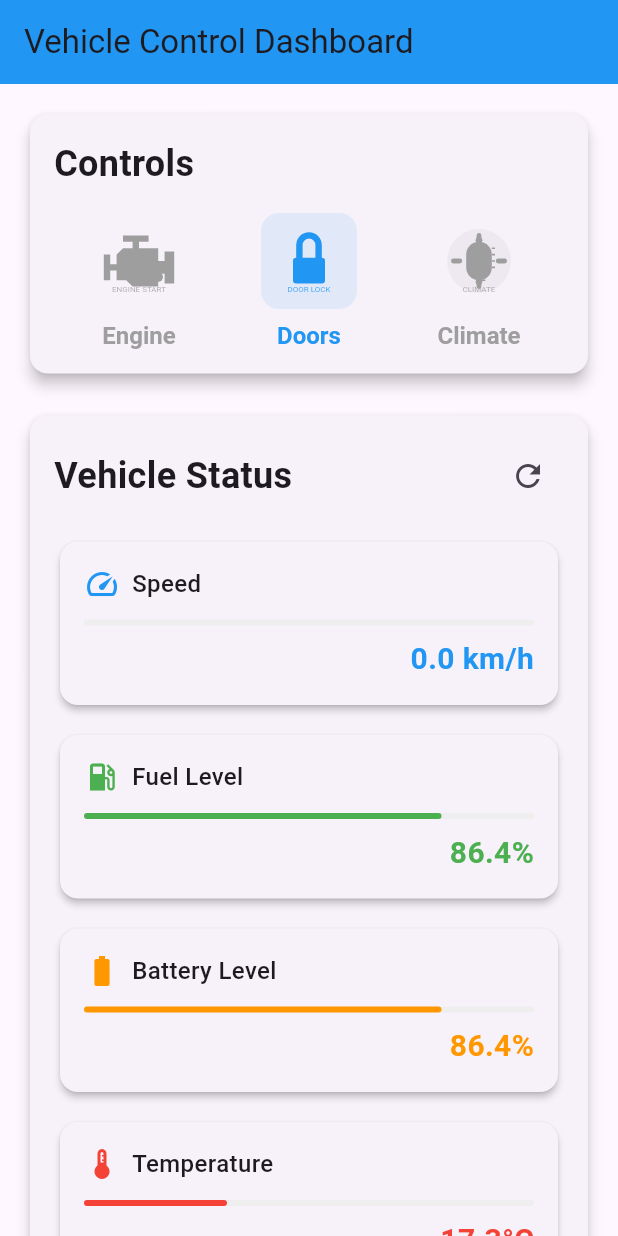
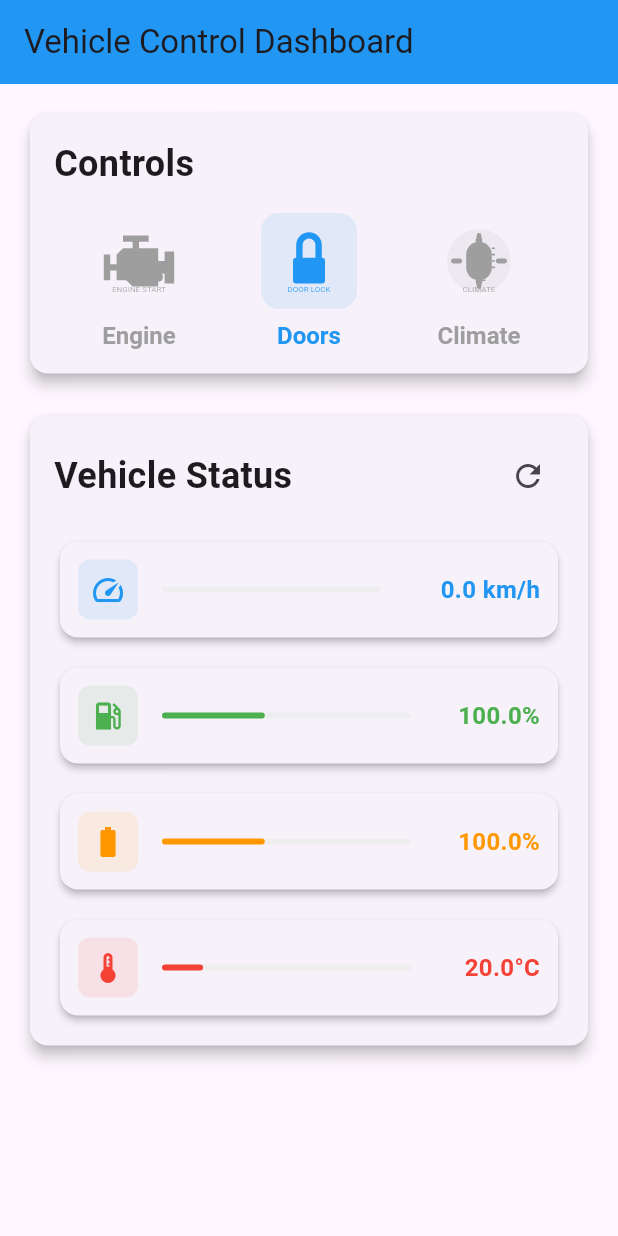
Before and after one commit to doantronghieu/Nexus, a Flutter app: the first screen one second after launch, on a phone screen of 412 x 824 dp. Run offline on Flutter 3.47's test engine with Material 3 defaults, Android fonts, the phone set to English and light mode, and no system bars; our stand-ins replace flutter_svg.

Commit message:
[UI] Car

```diff
--- a/ui/projects/car/lib/widgets/animated_status_card.dart
+++ b/ui/projects/car/lib/widgets/animated_status_card.dart
@@ -22,35 +22,40 @@
   Widget build(BuildContext context) {
     return Card(
       elevation: 2,
+      child: Tooltip(
+        message: title,
         child: TweenAnimationBuilder<double>(
           duration: const Duration(milliseconds: 800),
           tween: Tween(begin: 0, end: value),
           curve: Curves.easeOutCubic,
-        builder: (context, value, _) {
+          builder: (context, animatedValue, _) {
             return Container(
-            padding: const EdgeInsets.all(16),
-            child: Column(
-              crossAxisAlignment: CrossAxisAlignment.start,
+              padding: const EdgeInsets.all(12),
+              child: Row(
+                mainAxisAlignment: MainAxisAlignment.spaceBetween,
                 children: [
-                Row(
-                  children: [
-                    Icon(icon, color: color),
-                    const SizedBox(width: 8),
-                    Text(
-                      title,
-                      style: const TextStyle(
-                        fontSize: 16,
-                        fontWeight: FontWeight.w500,
+                  // Icon with background
+                  Container(
+                    padding: const EdgeInsets.all(8),
+                    decoration: BoxDecoration(
+                      color: color.withOpacity(0.1),
+                      borderRadius: BorderRadius.circular(8),
+                    ),
+                    child: Icon(
+                      icon,
+                      color: color,
+                      size: 24,
                     ),
                   ),
-                  ],
-                ),
-                const SizedBox(height: 12),
-                Stack(
+
+                  const SizedBox(width: 16),
+
+                  // Progress bar
+                  Expanded(
+                    child: Stack(
                       children: [
                         Container(
                           height: 4,
-                      width: double.infinity,
                           decoration: BoxDecoration(
                             color: Colors.grey.shade200,
                             borderRadius: BorderRadius.circular(2),
@@ -59,7 +64,7 @@
                         AnimatedContainer(
                           duration: const Duration(milliseconds: 500),
                           height: 4,
-                      width: (value / maxValue) * (MediaQuery.of(context).size.width - 64),
+                          width: (animatedValue / maxValue) * 100,
                           decoration: BoxDecoration(
                             color: color,
                             borderRadius: BorderRadius.circular(2),
@@ -67,31 +72,37 @@
                         ),
                       ],
                     ),
-                const SizedBox(height: 8),
-                Row(
-                  mainAxisAlignment: MainAxisAlignment.end,
-                  children: [
+                  ),
+
+                  const SizedBox(width: 16),
+
+                  // Value with animation
                   TweenAnimationBuilder<double>(
                     duration: const Duration(milliseconds: 800),
                     tween: Tween(begin: 0, end: value),
                     curve: Curves.easeOutCubic,
                     builder: (context, value, _) {
-                        return Text(
+                      return SizedBox(
+                        width: unit.contains('km/h') ? 90 : 70, // Wider for km/h
+                        child: Text(
                           '${value.toStringAsFixed(1)}$unit',
                           style: TextStyle(
-                            fontSize: 20,
+                            fontSize: 16,
                             fontWeight: FontWeight.bold,
                             color: color,
+                          ),
+                          textAlign: TextAlign.end,
+                          softWrap: false,
+                          overflow: TextOverflow.visible,
                         ),
                       );
                     },
                   ),
                 ],
               ),
-              ],
-            ),
             );
           },
+        ),
       ),
     );
   }
```
Lines whose indentation alone changed are shown as unchanged.
